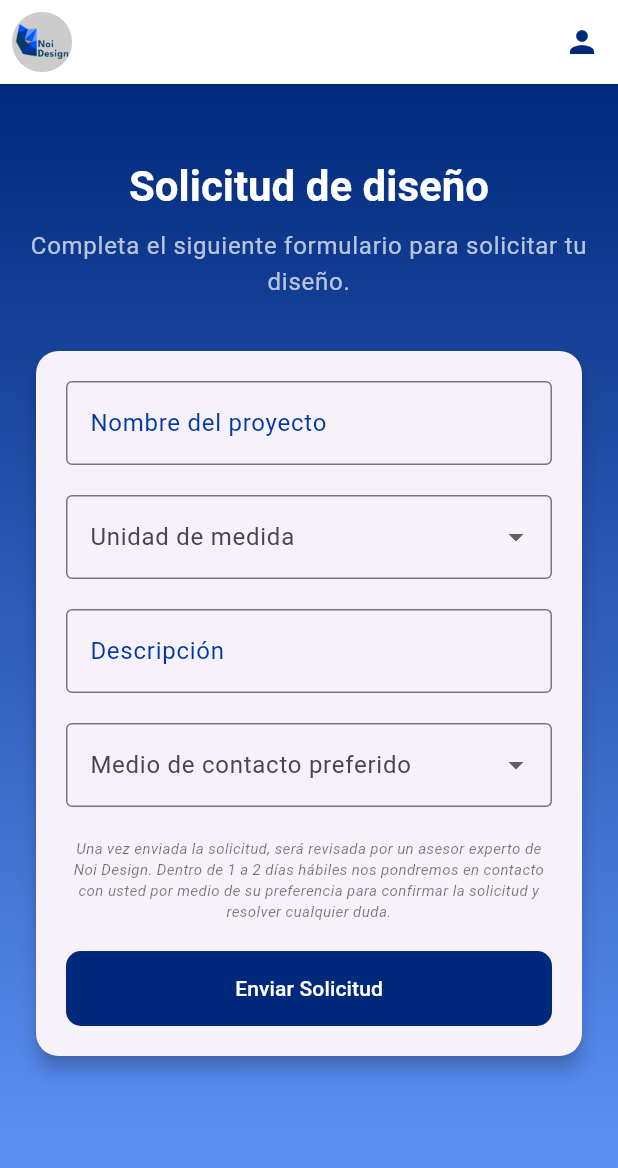
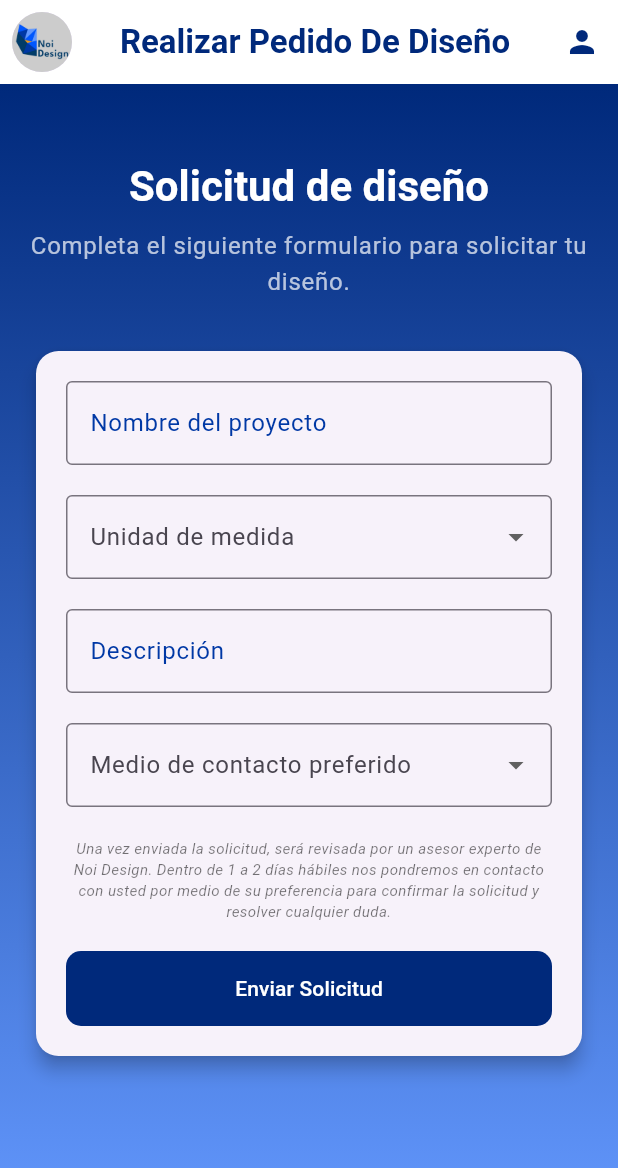
Before and after one commit to ChrisAlegria/Noi-Design, a Flutter app: the HomePage screen opened by its route, scrolled down 182 dp, after a tap on "Solicita tu diseño", on a phone screen of 412 x 824 dp. Shown: the top 1168 px of the screen. Run offline on Flutter 3.47's test engine with Material 3 defaults, Android fonts, the phone set to English and light mode, and no system bars; our stand-ins replace font_awesome_flutter; accounts and stored records are empty; network calls fail.

Commit message:
Add: Title On Appbar

```diff
--- a/lib/pages/design_page.dart
+++ b/lib/pages/design_page.dart
@@ -30,7 +30,16 @@ class _DesignPageState extends State<DesignPage> {
     return Scaffold(
       appBar: AppBar(
         backgroundColor: Color.fromARGB(255, 255, 255, 255),
-        elevation: 0, // Si deseas que el AppBar no tenga sombra
+        elevation: 0,
+        title: Center(
+          child: Text(
+            "Realizar Pedido De Diseño",
+            style: TextStyle(
+              color: Color.fromRGBO(0, 41, 123, 1),
+              fontWeight: FontWeight.bold,
+            ),
+          ),
+        ),
         leading: Padding(
           padding:
               const EdgeInsets.all(8.0), // Padding opcional alrededor del logo
--- a/lib/pages/home_page.dart
+++ b/lib/pages/home_page.dart
@@ -11,7 +11,16 @@ class HomePage extends StatelessWidget {
     return Scaffold(
       appBar: AppBar(
         backgroundColor: Color.fromARGB(255, 255, 255, 255),
-        elevation: 0, // Si deseas que el AppBar no tenga sombra
+        elevation: 0,
+        title: Center(
+          child: Text(
+            "Inicio",
+            style: TextStyle(
+              color: Color.fromRGBO(0, 41, 123, 1),
+              fontWeight: FontWeight.bold,
+            ),
+          ),
+        ),
         leading: Padding(
           padding:
               const EdgeInsets.all(8.0), // Padding opcional alrededor del logo
```
Also changed, not shown: lib/pages/orders_page.dart (+9 -0 lines), lib/pages/prints_page.dart (+10 -1 lines), lib/pages/record_page.dart (+10 -1 lines).
